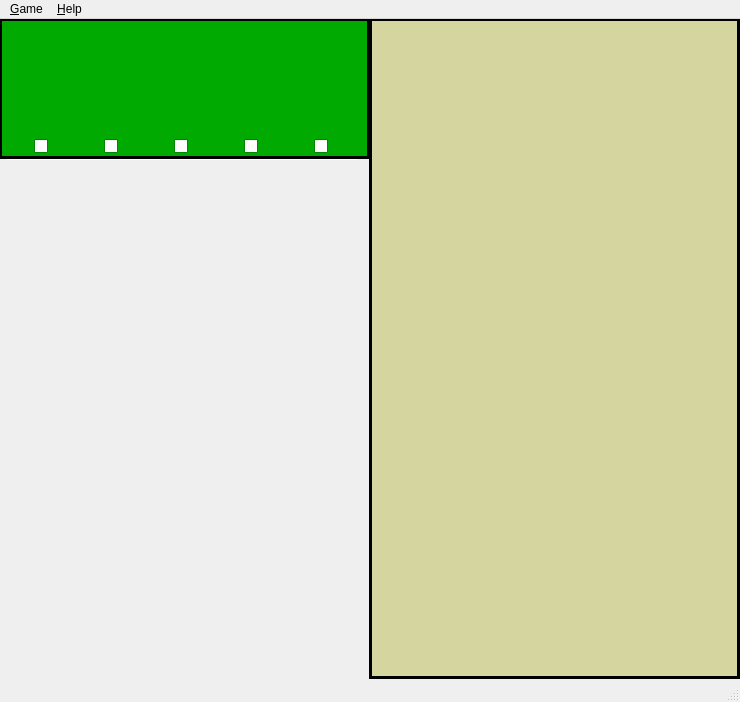
Above: FinalProject/Yahtzee/gamewindow.ui from kiloecho78/CS4865 before the change. Below: the same form after it.
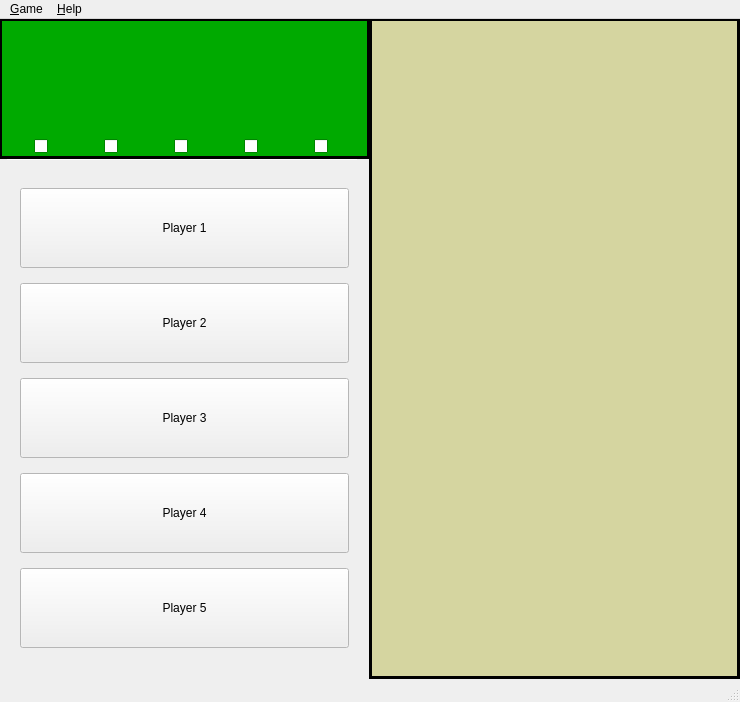
That is the form after the change. Icons and pictures are not drawn.

Commit message: Added ui to get player's name.  Also added player buttons.

```diff
--- a/FinalProject/Yahtzee/gamewindow.ui
+++ b/FinalProject/Yahtzee/gamewindow.ui
@@ -82,17 +82,6 @@
      </disabled>
     </palette>
    </property>
-   <widget class="QWidget" name="gridLayoutWidget_3">
-    <property name="geometry">
-     <rect>
-      <x>0</x>
-      <y>140</y>
-      <width>371</width>
-      <height>521</height>
-     </rect>
-    </property>
-    <layout class="QGridLayout" name="playersGridLayout"/>
-   </widget>
    <widget class="Line" name="horizontalLine">
     <property name="geometry">
      <rect>
@@ -363,6 +352,83 @@
      <layout class="QGridLayout" name="scorecardLayout"/>
     </widget>
    </widget>
+   <widget class="QWidget" name="verticalLayoutWidget">
+    <property name="geometry">
+     <rect>
+      <x>9</x>
+      <y>149</y>
+      <width>351</width>
+      <height>501</height>
+     </rect>
+    </property>
+    <layout class="QVBoxLayout" name="verticalLayout">
+     <item>
+      <widget class="QPushButton" name="player1Button">
+       <property name="maximumSize">
+        <size>
+         <width>349</width>
+         <height>80</height>
+        </size>
+       </property>
+       <property name="text">
+        <string>Player 1</string>
+       </property>
+      </widget>
+     </item>
+     <item>
+      <widget class="QPushButton" name="player2Button">
+       <property name="maximumSize">
+        <size>
+         <width>349</width>
+         <height>80</height>
+        </size>
+       </property>
+       <property name="text">
+        <string>Player 2</string>
+       </property>
+      </widget>
+     </item>
+     <item>
+      <widget class="QPushButton" name="player3Button">
+       <property name="maximumSize">
+        <size>
+         <width>349</width>
+         <height>80</height>
+        </size>
+       </property>
+       <property name="text">
+        <string>Player 3</string>
+       </property>
+      </widget>
+     </item>
+     <item>
+      <widget class="QPushButton" name="player4Button">
+       <property name="maximumSize">
+        <size>
+         <width>349</width>
+         <height>80</height>
+        </size>
+       </property>
+       <property name="text">
+        <string>Player 4</string>
+       </property>
+      </widget>
+     </item>
+     <item>
+      <widget class="QPushButton" name="player5Button">
+       <property name="maximumSize">
+        <size>
+         <width>349</width>
+         <height>80</height>
+        </size>
+       </property>
+       <property name="text">
+        <string>Player 5</string>
+       </property>
+      </widget>
+     </item>
+    </layout>
+   </widget>
   </widget>
   <widget class="QMenuBar" name="menuBar">
    <property name="geometry">
```
The commit also changes 7 other files.
